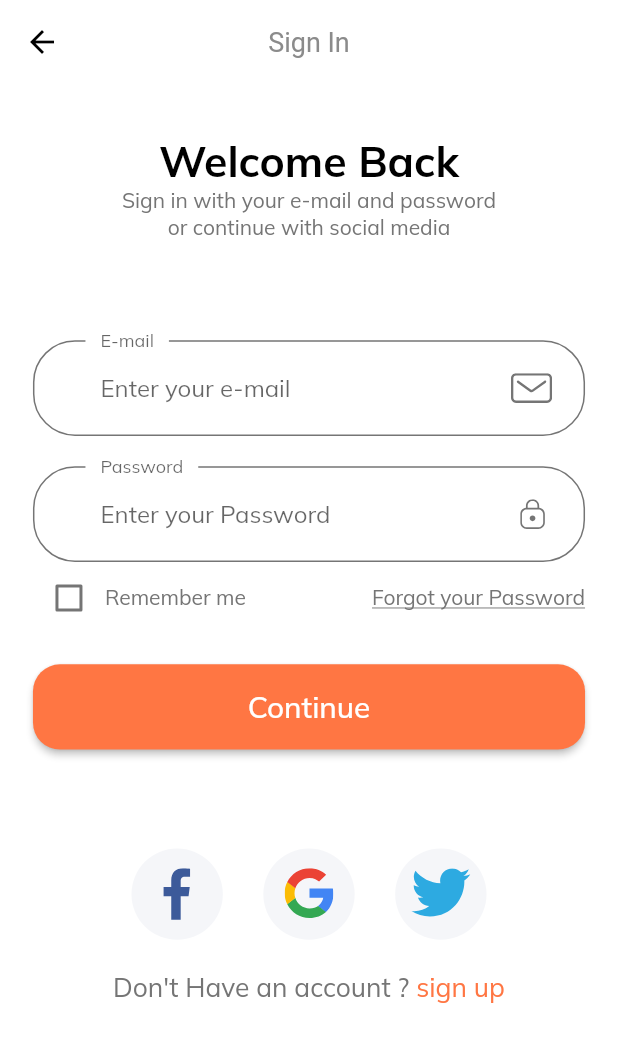
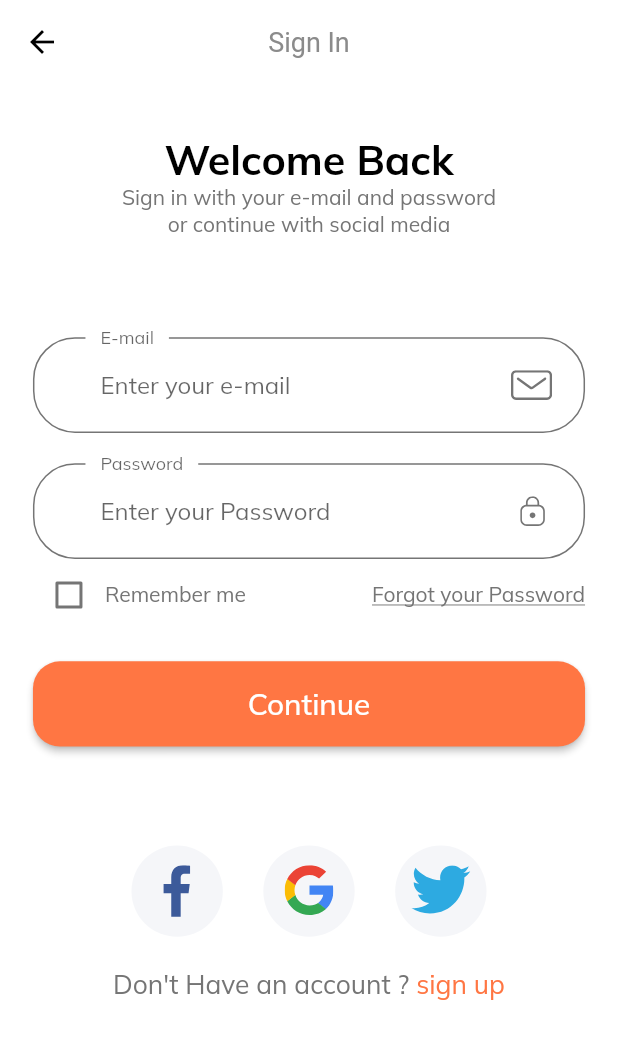
Before and after one commit to HalilMertDeveli/ETradeAppWithVideos-, a Flutter app: the screen it shows after launch, after a tap on "Continue", on a phone screen of 412 x 824 dp. Shown: the top 1042 px of the screen. Run offline on Flutter 3.47's test engine with Material 2 defaults, Android fonts, the light colour scheme and no system bars; our stand-ins replace flutter_svg.

Commit message:
we finished login page , video min is 24:24

```diff
--- a/lib/screens/sign_in/companents/body.dart
+++ b/lib/screens/sign_in/companents/body.dart
@@ -25,7 +25,7 @@ class Body extends StatelessWidget {
                 'Welcome Back',
                 style: TextStyle(
                   color: Colors.black,
-                  fontSize: getProportionateScreenHeight(28),
+                  fontSize: getProportionateScreenHeight(27),
                   fontWeight: FontWeight.bold,
                 ),
               ),
```
